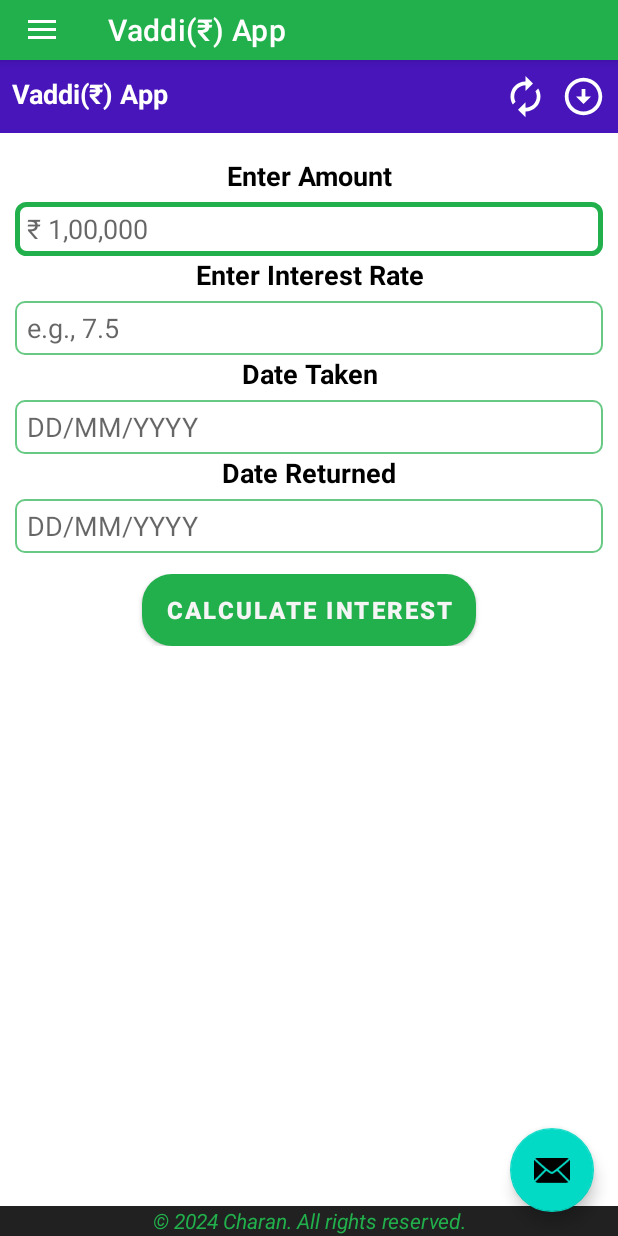
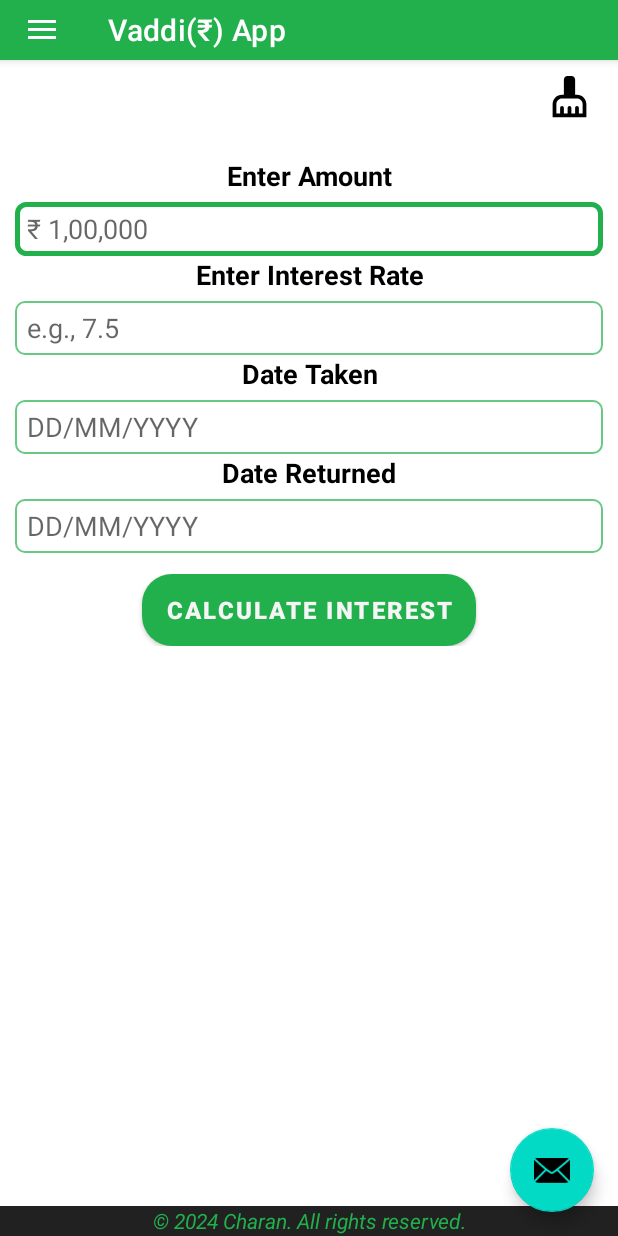
Before and after one commit to charan-srihari-ede/VaddiApp, an Android app: the screen it shows after launch (MainActivity), on a phone screen of 412 x 824 dp. Run offline under Robolectric (Android 15) with nearby library versions, the phone set to English and light mode, and no system bars; our stand-ins replace navigation-ui.

Commit message:
add xml for calculator

```diff
--- a/app/src/main/java/com/example/vaddiapp/ui/calculator/CalFragment.java
+++ b/app/src/main/java/com/example/vaddiapp/ui/calculator/CalFragment.java
@@ -22,7 +22,7 @@ public class CalFragment extends Fragment {
         View root = binding.getRoot();
 
         // Example: If you want to set text dynamically
-        binding.titleText.setText("Vaddi(₹) App");
+        binding.titleText.setText(" ");
 
         return root;
     }
--- /dev/null
+++ b/app/src/main/res/drawable/ic_frg_clean.xml
@@ -0,0 +1,5 @@
+<vector xmlns:android="http://schemas.android.com/apk/res/android" android:height="24dp" android:tint="?android:attr/textColorPrimary" android:viewportHeight="24" android:viewportWidth="24" android:width="24dp">
+
+    <path android:fillColor="?android:attr/textColorPrimary" android:pathData="M16,11h-1V3c0,-1.1 -0.9,-2 -2,-2h-2C9.9,1 9,1.9 9,3v8H8c-2.76,0 -5,2.24 -5,5v7h18v-7C21,13.24 18.76,11 16,11zM19,21h-2v-3c0,-0.55 -0.45,-1 -1,-1s-1,0.45 -1,1v3h-2v-3c0,-0.55 -0.45,-1 -1,-1s-1,0.45 -1,1v3H9v-3c0,-0.55 -0.45,-1 -1,-1s-1,0.45 -1,1v3H5v-5c0,-1.65 1.35,-3 3,-3h8c1.65,0 3,1.35 3,3V21z"/>
+
+</vector>
--- a/app/src/main/res/layout/fragment_cal.xml
+++ b/app/src/main/res/layout/fragment_cal.xml
@@ -7,6 +7,7 @@
     tools:context=".ui.calculator.CalFragment">
 
     <LinearLayout
+        android:id="@+id/linearLayout"
         android:layout_width="match_parent"
         android:layout_height="wrap_content"
         android:orientation="vertical"
@@ -15,44 +16,40 @@
         <LinearLayout
             android:layout_width="match_parent"
             android:layout_height="wrap_content"
+
             android:orientation="horizontal"
-            tools:ignore="MissingConstraints"
-            android:background="#EA3700B3"
-            android:padding="8dp">
+            android:padding="8dp"
+            tools:ignore="MissingConstraints">
 
             <TextView
                 android:id="@+id/titleText"
                 android:layout_width="0dp"
                 android:layout_height="wrap_content"
                 android:layout_weight="1"
+                android:paddingTop="2dp"
                 android:paddingBottom="6dp"
-                android:text="Vaddi(₹) App"
-                android:paddingTop="2dp"
+                android:text=" "
                 android:textColor="@color/onPrimary"
                 android:textSize="18sp"
                 android:textStyle="bold"
                 tools:ignore="HardcodedText" />
+
             <ImageView
                 android:id="@+id/refreshButton"
                 android:layout_width="30dp"
                 android:layout_height="30dp"
                 android:layout_gravity="end|center_vertical"
-                android:src="@drawable/baseline_autorenew_24" />
+                android:src="@drawable/ic_frg_clean" />
+
             <TextView
+                android:layout_width="2dp"
                 android:layout_height="wrap_content"
                 android:layout_weight="0.02"
+                android:paddingTop="2dp"
                 android:paddingBottom="6dp"
                 android:text=" "
-                android:paddingTop="2dp"
-                android:textColor="@color/onPrimary"
-                android:layout_width="2dp"/>
+                android:textColor="@color/onPrimary" />
 
-            <ImageView
-                android:id="@+id/openLinkButton"
-                android:layout_width="30dp"
-                android:layout_height="30dp"
-                android:layout_gravity="end|center_vertical"
-                android:src="@drawable/baseline_arrow_circle_down_24" />
 
         </LinearLayout>
 
@@ -83,14 +80,14 @@
 
                 <!-- Amount Input -->
                 <TextView
-                    android:textAlignment="center"
                     android:layout_width="match_parent"
                     android:layout_height="30dp"
+                    android:layout_marginTop="6dp"
                     android:text="Enter Amount"
+                    android:textAlignment="center"
+                    android:textColor="?android:attr/textColorPrimary"
                     android:textSize="18sp"
-                    android:textStyle="bold"
-                    android:textColor="?android:attr/textColorPrimary"
-                    android:layout_marginTop="6dp" />
+                    android:textStyle="bold" />
 
                 <!--            <EditText-->
                 <!--                android:id="@+id/amountInput"-->
@@ -104,80 +101,80 @@
                     android:id="@+id/amountInput"
                     android:layout_width="match_parent"
                     android:layout_height="36dp"
+                    android:background="@drawable/edittext_background"
                     android:hint="₹ 1,00,000"
                     android:inputType="numberDecimal"
-                    android:textColor="?android:attr/textColorPrimary"
-                    android:background="@drawable/edittext_background"
-                    android:paddingStart="8dp"/>
+                    android:paddingStart="8dp"
+                    android:textColor="?android:attr/textColorPrimary" />
 
                 <!-- Interest Rate Input -->
                 <TextView
-                    android:textAlignment="center"
                     android:layout_width="match_parent"
                     android:layout_height="30dp"
                     android:text="Enter Interest Rate"
+                    android:textAlignment="center"
+                    android:textColor="?android:attr/textColorPrimary"
                     android:textSize="18sp"
-                    android:textStyle="bold"
-                    android:textColor="?android:attr/textColorPrimary" />
+                    android:textStyle="bold" />
 
                 <EditText
                     android:id="@+id/rateInput"
                     android:layout_width="match_parent"
                     android:layout_height="36dp"
+                    android:background="@drawable/edittext_background"
                     android:hint="e.g., 7.5"
                     android:inputType="numberDecimal"
-                    android:textColor="?android:attr/textColorPrimary"
-                    android:background="@drawable/edittext_background"
-                    android:paddingStart="8dp"/>
+                    android:paddingStart="8dp"
+                    android:textColor="?android:attr/textColorPrimary" />
 
                 <!-- Date Taken -->
                 <TextView
-                    android:textAlignment="center"
                     android:layout_width="match_parent"
                     android:layout_height="30dp"
                     android:text="Date Taken"
+                    android:textAlignment="center"
+                    android:textColor="?android:attr/textColorPrimary"
                     android:textSize="18sp"
-                    android:textStyle="bold"
-                    android:textColor="?android:attr/textColorPrimary" />
+                    android:textStyle="bold" />
 
                 <EditText
                     android:id="@+id/dateTakenInput"
                     android:layout_width="match_parent"
                     android:layout_height="36dp"
+                    android:background="@drawable/edittext_background"
                     android:hint="DD/MM/YYYY"
                     android:inputType="number"
                     android:maxLength="10"
-                    android:textColor="?android:attr/textColorPrimary"
-                    android:background="@drawable/edittext_background"
-                    android:paddingStart="8dp"/>
+                    android:paddingStart="8dp"
+                    android:textColor="?android:attr/textColorPrimary" />
 
                 <!-- Date Returned -->
                 <TextView
-                    android:textAlignment="center"
                     android:layout_width="match_parent"
                     android:layout_height="30dp"
                     android:text="Date Returned"
+                    android:textAlignment="center"
+                    android:textColor="?android:attr/textColorPrimary"
                     android:textSize="18sp"
-                    android:textStyle="bold"
-                    android:textColor="?android:attr/textColorPrimary" />
+                    android:textStyle="bold" />
 
                 <EditText
                     android:id="@+id/dateReturnedInput"
                     android:layout_width="match_parent"
                     android:layout_height="36dp"
+                    android:background="@drawable/edittext_background"
                     android:hint="DD/MM/YYYY"
                     android:inputType="number"
                     android:maxLength="10"
-                    android:textColor="?android:attr/textColorPrimary"
-                    android:background="@drawable/edittext_background"
-                    android:paddingStart="8dp"/>
+                    android:paddingStart="8dp"
+                    android:textColor="?android:attr/textColorPrimary" />
 
                 <!-- Calculate Button -->
                 <LinearLayout
                     android:layout_width="match_parent"
                     android:layout_height="wrap_content"
-                    android:gravity="center"
-                    android:layout_marginTop="14dp">
+                    android:layout_marginTop="14dp"
+                    android:gravity="center">
 
                     <Button
                         android:id="@+id/calculateButton"
@@ -207,4 +204,5 @@
         android:textStyle="italic"
         android:textColor="@color/primaryVariant"
         app:layout_constraintBottom_toBottomOf="parent" />
+
 </androidx.constraintlayout.widget.ConstraintLayout>
```
Also changed, not shown: 39 other files. Lines whose indentation alone changed are shown as unchanged.
